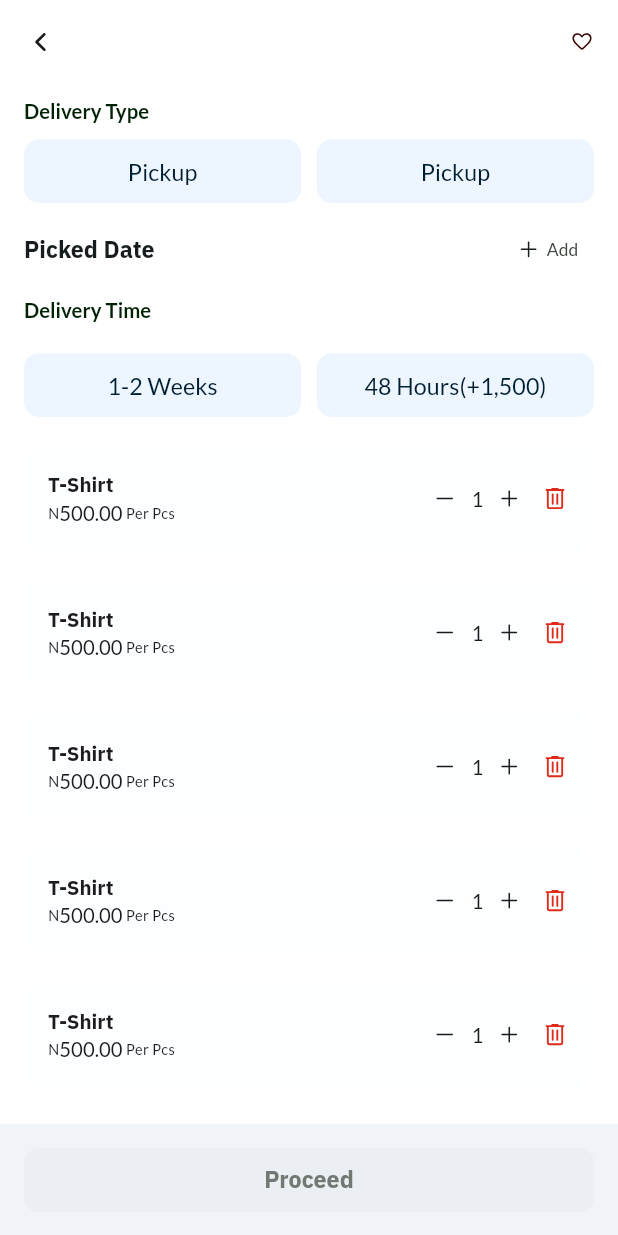
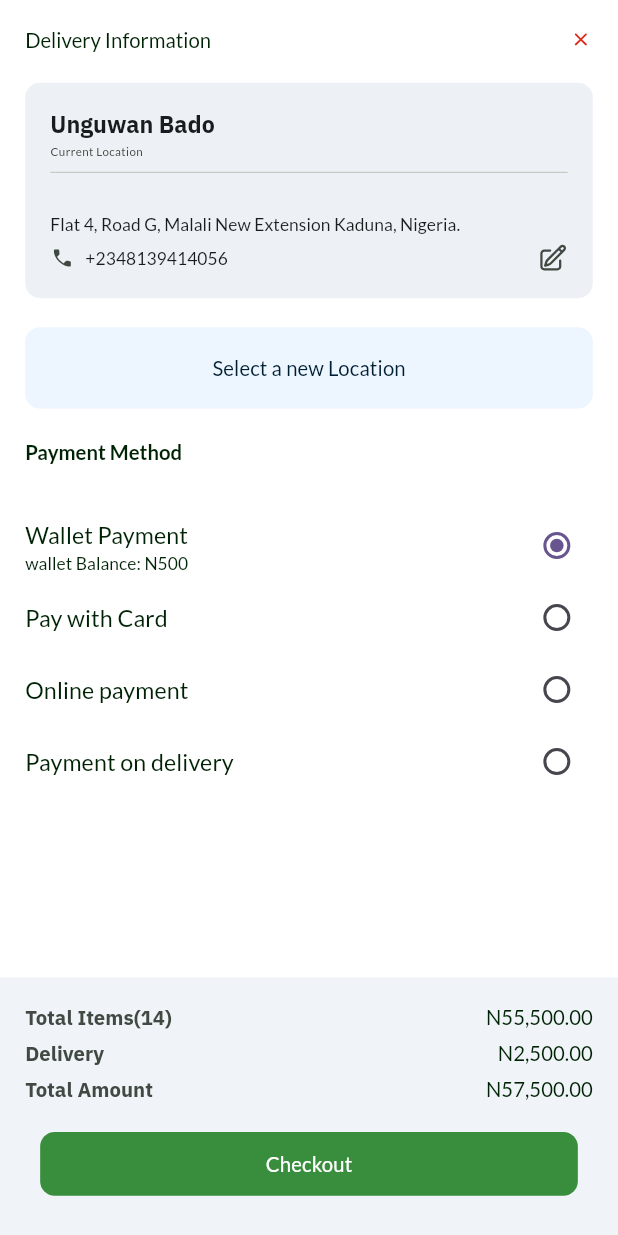
Before and after one commit to francisnatty/ECOWASH, a Flutter app: the CartProfile screen opened directly, after a tap on "Proceed", on a phone screen of 412 x 824 dp. Run offline on Flutter 3.47's test engine with Material 3 defaults, Android fonts, the phone set to English and light mode, and no system bars; our stand-ins replace dio, flutter_screenutil, flutter_svg.

Commit message:
new cart updates

```diff
--- a/lib/core/utils/constants/colors.dart
+++ b/lib/core/utils/constants/colors.dart
@@ -26,5 +26,7 @@ abstract class AppColors {
   static const Color outline = Color(0xff717972);
   static const Color error = Color(0xffE02A1A);
   static const Color tertiary = Color(0xff009558);
+
+  static const Color inverseOnSurface = Color(0xffEDF1F5);
 }
 // Schemes/On Secondary Fixed Variant
--- a/lib/core/utils/constants/paddings.dart
+++ b/lib/core/utils/constants/paddings.dart
@@ -1,7 +1,8 @@
 import 'package:flutter/material.dart';
+import 'package:flutter_screenutil/flutter_screenutil.dart';
 
 class AppPaddings {
-  static const EdgeInsets all16 = EdgeInsets.all(16.0);
+  static EdgeInsets all16 = EdgeInsets.all(16.w);
   static const EdgeInsets all24 = EdgeInsets.all(24.0);
   static const EdgeInsets all10 = EdgeInsets.all(10.0);
   static const EdgeInsets all4 = EdgeInsets.all(4.0);
--- a/lib/core/utils/constants/res.dart
+++ b/lib/core/utils/constants/res.dart
@@ -16,6 +16,9 @@ class AppIcons {
   static const String boxIcon = '${_path}box_icon.svg';
   static const String plusIcon = '${_path}plus_icon.svg';
   static const String minusIcon = '${_path}minus_icon.svg';
+  static const String cancel = '${_path}cancel.svg';
+  static const String edit = '${_path}edit.svg';
+  static const String tele = '${_path}tele.svg';
 }
 
 class AppImages {
--- /dev/null
+++ b/lib/features/app/presentation/pages/cart/screens/cart_checkout.dart
@@ -0,0 +1,142 @@
+import 'package:ecowash/core/utils/utils.dart';
+import 'package:ecowash/core/widgets/spacing.dart';
+import 'package:ecowash/core/widgets/wwidgets.dart';
+import 'package:flutter/material.dart';
+import 'package:flutter_screenutil/flutter_screenutil.dart';
+
+import '../widgets/payment_option.dart';
+import '../widgets/shopdetails_widget.dart';
+
+class CartCheckout extends StatefulWidget {
+  const CartCheckout({super.key});
+
+  @override
+  State<CartCheckout> createState() => _CartCheckoutState();
+}
+
+class _CartCheckoutState extends State<CartCheckout> {
+  @override
+  Widget build(BuildContext context) {
+    return Scaffold(
+      backgroundColor: AppColors.materialThemeWhite,
+      body: SafeArea(
+        child: Column(
+          children: [
+            Padding(
+              padding: AppPaddings.all16,
+              child: Column(
+                crossAxisAlignment: CrossAxisAlignment.start,
+                children: [
+                  Row(
+                    mainAxisAlignment: MainAxisAlignment.spaceBetween,
+                    children: [
+                      Text(
+                        'Delivery Information',
+                        style: AppTextStyles.labelLarge.copyWith(
+                          color: AppColors.onPrimaryContainer,
+                        ),
+                      ),
+                      const SvgIcon(
+                        icon: AppIcons.cancel,
+                      )
+                    ],
+                  ),
+                  const Hspacing(height: 20),
+                  const ShopDetailsWidget(),
+                  const Hspacing(height: 20),
+                  AppButtons.primary(
+                    bgColor: AppColors.secondaryContainer,
+                    textColor: AppColors.onSecondaryContainer,
+                    onPressed: () {},
+                    title: 'Select a new Location',
+                  ),
+                  const Hspacing(height: 20),
+                  Text(
+                    'Payment Method',
+                    style: AppTextStyles.labelLarge.copyWith(
+                      color: AppColors.onPrimaryContainer,
+                      fontWeight: FontWeight.w600,
+                    ),
+                  ),
+                  const Hspacing(height: 30),
+                  PaymentOptionColumn()
+                ],
+              ),
+            ),
+            const Spacer(),
+            Container(
+              color: AppColors.surfaceContainerLow,
+              padding: AppPaddings.all16,
+              child: Column(
+                children: [
+                  Row(
+                    mainAxisAlignment: MainAxisAlignment.spaceBetween,
+                    children: [
+                      Text(
+                        'Total Items(14)',
+                        style: AppTextStyles.titleSmall.copyWith(
+                          color: AppColors.onSurfaceVariant,
+                        ),
+                      ),
+                      Text(
+                        'N55,500.00',
+                        style: AppTextStyles.bodyMedium.copyWith(
+                          color: AppColors.onPrimaryContainer,
+                        ),
+                      )
+                    ],
+                  ),
+                  const Hspacing(height: 5),
+                  Row(
+                    mainAxisAlignment: MainAxisAlignment.spaceBetween,
+                    children: [
+                      Text(
+                        'Delivery',
+                        style: AppTextStyles.titleSmall.copyWith(
+                          color: AppColors.onSurfaceVariant,
+                        ),
+                      ),
+                      Text(
+                        'N2,500.00',
+                        style: AppTextStyles.bodyMedium.copyWith(
+                          color: AppColors.onPrimaryContainer,
+                        ),
+                      )
+                    ],
+                  ),
+                  const Hspacing(height: 5),
+                  Row(
+                    mainAxisAlignment: MainAxisAlignment.spaceBetween,
+                    children: [
+                      Text(
+                        'Total Amount',
+                        style: AppTextStyles.titleSmall.copyWith(
+                          color: AppColors.onSurfaceVariant,
+                        ),
+                      ),
+                      Text(
+                        'N57,500.00',
+                        style: AppTextStyles.bodyMedium.copyWith(
+                          color: AppColors.onPrimaryContainer,
+                        ),
+                      )
+                    ],
+                  ),
+                  const Hspacing(height: 10),
+                  Padding(
+                    padding: const EdgeInsets.all(10.0),
+                    child: AppButtons.primary(
+                      height: 44.h,
+                      onPressed: () {},
+                      title: 'Checkout',
+                    ),
+                  ),
+                ],
+              ),
+            )
+          ],
+        ),
+      ),
+    );
+  }
+}
--- a/lib/features/app/presentation/pages/cart/screens/cart_profile.dart
+++ b/lib/features/app/presentation/pages/cart/screens/cart_profile.dart
@@ -1,8 +1,11 @@
 import 'package:ecowash/core/utils/utils.dart';
 import 'package:ecowash/core/widgets/wwidgets.dart';
+import 'package:ecowash/features/app/presentation/pages/cart/screens/cart_checkout.dart';
 import 'package:flutter/foundation.dart';
 import 'package:flutter/material.dart';
 import 'package:flutter_screenutil/flutter_screenutil.dart';
+
+import '../widgets/add_remove_widget.dart';
 
 class CartProfile extends StatelessWidget {
   const CartProfile({super.key});
@@ -142,81 +145,15 @@ class CartProfile extends StatelessWidget {
                 textStyle: AppTextStyles.titleMedium.copyWith(
                   color: AppColors.outline,
                 ),
-                onPressed: () {},
+                onPressed: () {
+                  goTo(context: context, newScreen: CartCheckout());
+                },
                 title: 'Proceed',
               ),
             ),
           ),
         ],
       )),
-    );
-  }
-}
-
-class AddAndRemoveItemWidget extends StatelessWidget {
-  const AddAndRemoveItemWidget({
-    super.key,
-  });
-
-  @override
-  Widget build(BuildContext context) {
-    return Container(
-      padding: AppPaddings.all16,
-      decoration: BoxDecoration(
-          color: AppColors.surface, borderRadius: BorderRadius.circular(10)),
-      child: Row(
-        mainAxisAlignment: MainAxisAlignment.spaceBetween,
-        children: [
-          Column(
-            crossAxisAlignment: CrossAxisAlignment.start,
-            children: [
-              Text(
-                'T-Shirt',
-                style: AppTextStyles.titleSmall,
-              ),
-              Row(
-                children: [
-                  Text(
-                    'N',
-                    style: AppTextStyles.bodySmaller.copyWith(
-                      color: AppColors.onSurface,
-                    ),
-                  ),
-                  Text(
-                    '500.00',
-                    style: AppTextStyles.labelLarge.copyWith(
-                      color: AppColors.onSurface,
-                      // fontWeight: FontWeight.w600,
-                    ),
-                  ),
-                  Text(
-                    ' Per Pcs',
-                    style: AppTextStyles.bodySmaller.copyWith(
-                      color: AppColors.onSurface,
-                    ),
-                  ),
-                ],
-              )
-            ],
-          ),
-          Row(
-            children: [
-              const SvgIcon(icon: AppIcons.minusIcon),
-              const Wspacing(width: 7),
-              Text(
-                '1',
-                style: AppTextStyles.labelLarge.copyWith(
-                  color: AppColors.onSurface,
-                ),
-              ),
-              const Wspacing(width: 7),
-              const SvgIcon(icon: AppIcons.plusIcon),
-              const Wspacing(width: 10),
-              const SvgIcon(icon: AppIcons.deleteIcon),
-            ],
-          )
-        ],
-      ),
     );
   }
 }
--- /dev/null
+++ b/lib/features/app/presentation/pages/cart/widgets/add_remove_widget.dart
@@ -0,0 +1,72 @@
+import 'package:flutter/material.dart';
+
+import '../../../../../../core/utils/utils.dart';
+import '../../../../../../core/widgets/wwidgets.dart';
+
+class AddAndRemoveItemWidget extends StatelessWidget {
+  const AddAndRemoveItemWidget({
+    super.key,
+  });
+
+  @override
+  Widget build(BuildContext context) {
+    return Container(
+      padding: AppPaddings.all16,
+      decoration: BoxDecoration(
+          color: AppColors.surface, borderRadius: BorderRadius.circular(10)),
+      child: Row(
+        mainAxisAlignment: MainAxisAlignment.spaceBetween,
+        children: [
+          Column(
+            crossAxisAlignment: CrossAxisAlignment.start,
+            children: [
+              Text(
+                'T-Shirt',
+                style: AppTextStyles.titleSmall,
+              ),
+              Row(
+                children: [
+                  Text(
+                    'N',
+                    style: AppTextStyles.bodySmaller.copyWith(
+                      color: AppColors.onSurface,
+                    ),
+                  ),
+                  Text(
+                    '500.00',
+                    style: AppTextStyles.labelLarge.copyWith(
+                      color: AppColors.onSurface,
+                      // fontWeight: FontWeight.w600,
+                    ),
+                  ),
+                  Text(
+                    ' Per Pcs',
+                    style: AppTextStyles.bodySmaller.copyWith(
+                      color: AppColors.onSurface,
+                    ),
+                  ),
+                ],
+              )
+            ],
+          ),
+          Row(
+            children: [
+              const SvgIcon(icon: AppIcons.minusIcon),
+              const Wspacing(width: 7),
+              Text(
+                '1',
+                style: AppTextStyles.labelLarge.copyWith(
+                  color: AppColors.onSurface,
+                ),
+              ),
+              const Wspacing(width: 7),
+              const SvgIcon(icon: AppIcons.plusIcon),
+              const Wspacing(width: 10),
+              const SvgIcon(icon: AppIcons.deleteIcon),
+            ],
+          )
+        ],
+      ),
+    );
+  }
+}
--- /dev/null
+++ b/lib/features/app/presentation/pages/cart/widgets/payment_option.dart
@@ -0,0 +1,76 @@
+import 'package:flutter/material.dart';
+
+import '../../../../../../core/utils/constants/app_constants.dart';
+
+class PaymentOptionColumn extends StatefulWidget {
+  @override
+  _PaymentOptionColumnState createState() => _PaymentOptionColumnState();
+}
+
+class _PaymentOptionColumnState extends State<PaymentOptionColumn> {
+  int _selectedOptionIndex = 0; // Default to first option
+
+  @override
+  Widget build(BuildContext context) {
+    return Row(
+      children: [
+        Expanded(
+          child: Column(
+            children: [
+              _buildOption(
+                'Wallet Payment',
+                subText: 'wallet Balance: N500',
+                hasRadio: false,
+              ),
+              _buildOption('Pay with Card'),
+              _buildOption('Online payment'),
+              _buildOption('Payment on delivery'),
+            ],
+          ),
+        ),
+      ],
+    );
+  }
+
+  Widget _buildOption(String text, {String? subText, bool hasRadio = true}) {
+    return Row(
+      mainAxisAlignment: MainAxisAlignment.spaceBetween,
+      children: [
+        Column(
+          crossAxisAlignment: CrossAxisAlignment.start,
+          children: [
+            Text(
+              text,
+              style: AppTextStyles.bodyLarge.copyWith(
+                color: AppColors.onPrimaryContainer,
+              ),
+            ),
+            if (subText != null)
+              Text(
+                subText,
+                style: AppTextStyles.bodySmall.copyWith(
+                  color: AppColors.onPrimaryContainer,
+                ),
+              ),
+          ],
+        ),
+        Radio(
+          value: _options.indexOf(text),
+          groupValue: _selectedOptionIndex,
+          onChanged: (int? value) {
+            setState(() {
+              _selectedOptionIndex = value!;
+            });
+          },
+        ),
+      ],
+    );
+  }
+
+  final List<String> _options = [
+    'Wallet Payment',
+    'Pay with Card',
+    'Online payment',
+    'Payment on delivery',
+  ];
+}
--- /dev/null
+++ b/lib/features/app/presentation/pages/cart/widgets/shopdetails_widget.dart
@@ -0,0 +1,79 @@
+import 'package:flutter/material.dart';
+
+import '../../../../../../core/utils/constants/app_constants.dart';
+import '../../../../../../core/widgets/wwidgets.dart';
+
+class ShopDetailsWidget extends StatelessWidget {
+  const ShopDetailsWidget({
+    super.key,
+  });
+
+  @override
+  Widget build(BuildContext context) {
+    return Container(
+      padding: AppPaddings.all16,
+      decoration: BoxDecoration(
+        color: AppColors.inverseOnSurface,
+        borderRadius: BorderRadius.circular(10),
+      ),
+      child: Column(
+        crossAxisAlignment: CrossAxisAlignment.start,
+        children: [
+          Row(
+            children: [
+              Column(
+                crossAxisAlignment: CrossAxisAlignment.start,
+                children: [
+                  Text(
+                    'Unguwan Bado',
+                    style: AppTextStyles.titleMedium.copyWith(
+                      color: AppColors.onSurface,
+                    ),
+                  ),
+                  Text(
+                    'Current Location',
+                    style: AppTextStyles.bodySmallest.copyWith(
+                      color: AppColors.onSurfaceVariant,
+                    ),
+                  )
+                ],
+              ),
+            ],
+          ),
+          const Divider(
+            color: AppColors.outlineVariant,
+            thickness: 0.75,
+          ),
+          const Hspacing(height: 20),
+          Text(
+            'Flat 4, Road G, Malali New Extension Kaduna, Nigeria.',
+            style: AppTextStyles.bodySmall.copyWith(
+              color: AppColors.onSurface,
+            ),
+          ),
+          const Hspacing(height: 5),
+          Row(
+            mainAxisAlignment: MainAxisAlignment.spaceBetween,
+            children: [
+              Row(
+                children: [
+                  const SvgIcon(icon: AppIcons.tele),
+                  const Wspacing(width: 7),
+                  Text(
+                    '+2348139414056',
+                    style: AppTextStyles.labelMedium.copyWith(
+                      color: AppColors.onSurface,
+                    ),
+                  ),
+                ],
+              ),
+              const SvgIcon(
+                icon: AppIcons.edit,
+              )
+            ],
+          )
+        ],
+      ),
+    );
+  }
+}
```
Also changed, not shown: assets/icons/cancel.svg (added), assets/icons/edit.svg (added), assets/icons/tele.svg (added).
